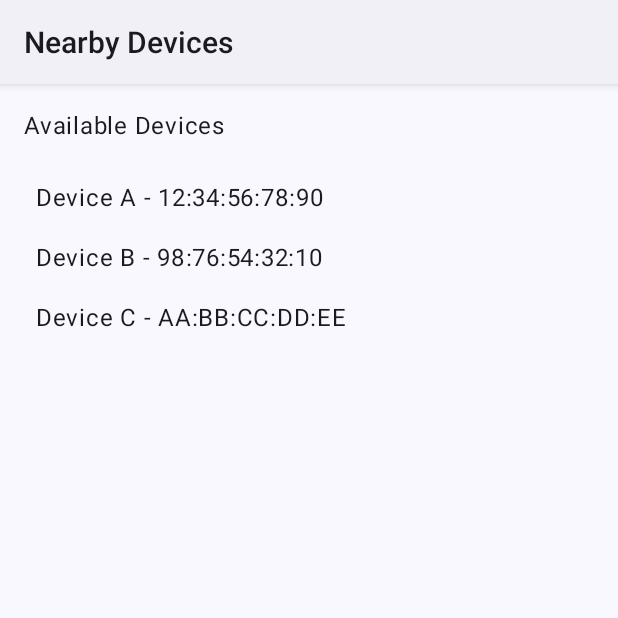
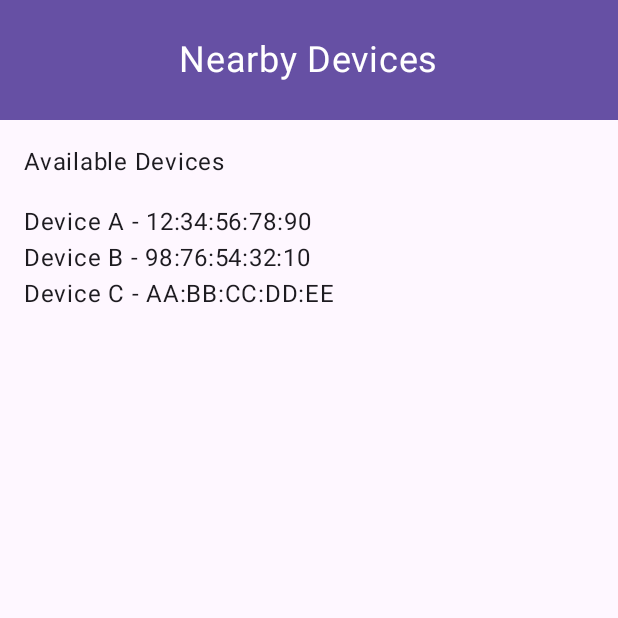
Before and after one commit to strelec00/bluetooth-chat, an Android app built with Jetpack Compose: the BluetoothDevicesActivity screen opened directly, with no data from a screen before it, on a phone screen of 412 x 824 dp, the top half of it. Run offline under Robolectric (Android 15) with nearby library versions, the phone set to English and light mode, and no system bars.

Commit message:
changed theme colors and nearby devices screen design

```diff
--- a/app/src/main/java/com/example/bluetooth_chat/BluetoothDevicesActivity.kt
+++ b/app/src/main/java/com/example/bluetooth_chat/BluetoothDevicesActivity.kt
@@ -1,21 +1,29 @@
 package com.example.bluetooth_chat
 
 import android.os.Bundle
+import android.view.Window
 import androidx.activity.ComponentActivity
 import androidx.activity.compose.setContent
+import androidx.compose.foundation.background
 import androidx.compose.foundation.layout.*
 import androidx.compose.foundation.lazy.LazyColumn
 import androidx.compose.foundation.lazy.items
+import androidx.compose.material3.MaterialTheme
 import androidx.compose.material3.Scaffold
 import androidx.compose.material3.Text
 import androidx.compose.runtime.Composable
+import androidx.compose.ui.Alignment
 import androidx.compose.ui.Modifier
 import androidx.compose.ui.unit.dp
+import androidx.compose.ui.unit.sp
 import com.example.bluetooth_chat.ui.theme.BluetoothchatTheme
 
 class BluetoothDevicesActivity : ComponentActivity() {
     override fun onCreate(savedInstanceState: Bundle?) {
+        // Remove the default activity title bar
+        requestWindowFeature(Window.FEATURE_NO_TITLE)
         super.onCreate(savedInstanceState)
+
         setContent {
             BluetoothchatTheme {
                 val dummyDevices = listOf(
@@ -24,7 +32,10 @@ class BluetoothDevicesActivity : ComponentActivity() {
                     "Device C - AA:BB:CC:DD:EE"
                 )
 
-                Scaffold { innerPadding ->
+                // The custom title bar uses theme colors from your custom color scheme.
+                Scaffold(
+                    topBar = { CustomTitleBar(title = "Nearby Devices") }
+                ) { innerPadding ->
                     BluetoothDevicesScreen(
                         devices = dummyDevices,
                         modifier = Modifier.padding(innerPadding)
@@ -32,6 +43,23 @@ class BluetoothDevicesActivity : ComponentActivity() {
                 }
             }
         }
+    }
+}
+
+@Composable
+fun CustomTitleBar(title: String) {
+    Box(
+        modifier = Modifier
+            .fillMaxWidth()
+            .height(80.dp)
+            .background(MaterialTheme.colorScheme.primary),
+        contentAlignment = Alignment.Center
+    ) {
+        Text(
+            text = title,
+            color = MaterialTheme.colorScheme.onPrimary,
+            fontSize = 24.sp
+        )
     }
 }
 
@@ -51,9 +79,7 @@ fun BluetoothDevicesScreen(devices: List<String>, modifier: Modifier = Modifier)
             items(devices) { device ->
                 Text(
                     text = device,
-                    modifier = Modifier
-                        .fillMaxWidth()
-                        .padding(8.dp)
+                    modifier = Modifier.fillMaxWidth()
                 )
             }
         }
--- a/app/src/main/java/com/example/bluetooth_chat/ui/theme/Color.kt
+++ b/app/src/main/java/com/example/bluetooth_chat/ui/theme/Color.kt
@@ -5,6 +5,8 @@ import androidx.compose.ui.graphics.Color
 val Purple80 = Color(0xFFD0BCFF)
 val PurpleGrey80 = Color(0xFFCCC2DC)
 val Pink80 = Color(0xFFEFB8C8)
+val DarkGrey = Color(0xFF111315)
+val LightGrey = Color(0xFF293038)
 
 val Purple40 = Color(0xFF6650a4)
 val PurpleGrey40 = Color(0xFF625b71)
```
Also changed, not shown: app/src/main/java/com/example/bluetooth_chat/ui/theme/Theme.kt (+6 -4 lines).
